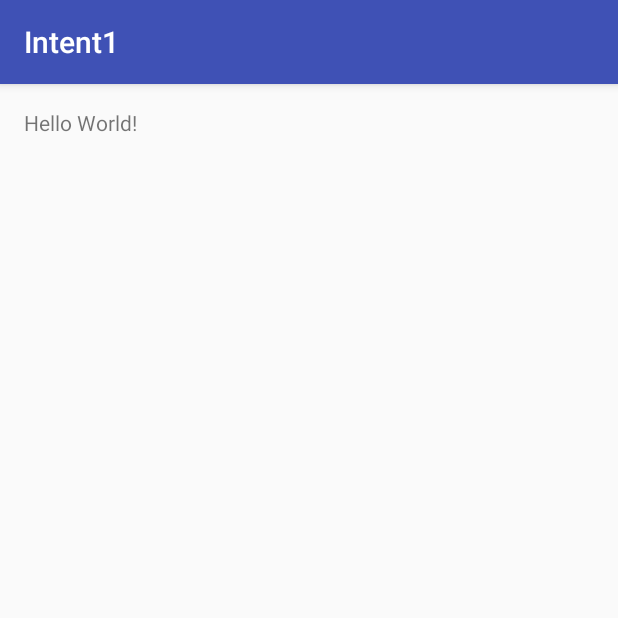
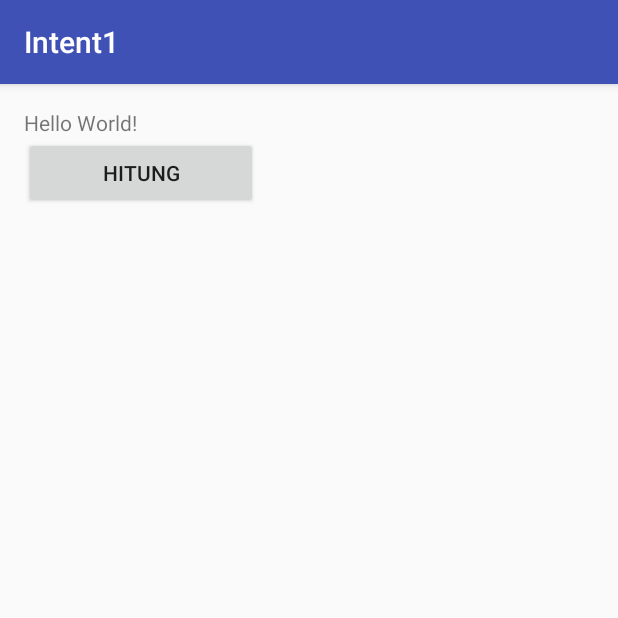
Before and after one commit to Dheaayuang/Intent1-1, an Android app: the screen it shows after launch (MainActivity), on a phone screen of 412 x 824 dp, the top half of it. Run offline under Robolectric (Android 15) with nearby library versions, the phone set to English and light mode, and no system bars.

Commit message:
startActivity Part 1

```diff
--- a/app/src/main/AndroidManifest.xml
+++ b/app/src/main/AndroidManifest.xml
@@ -15,6 +15,7 @@
                 <category android:name="android.intent.category.LAUNCHER" />
             </intent-filter>
         </activity>
+        <activity android:name=".HasilActivity"></activity>
     </application>
 
 </manifest>
--- a/app/src/main/java/id/sch/smktelkom_mlg/learn/intent1/MainActivity.java
+++ b/app/src/main/java/id/sch/smktelkom_mlg/learn/intent1/MainActivity.java
@@ -1,13 +1,23 @@
 package id.sch.smktelkom_mlg.learn.intent1;
 
+import android.content.Intent;
 import android.os.Bundle;
 import android.support.v7.app.AppCompatActivity;
+import android.view.View;
 
 public class MainActivity extends AppCompatActivity {
 
     @Override
     protected void onCreate(Bundle savedInstanceState) {
+
         super.onCreate(savedInstanceState);
         setContentView(R.layout.activity_main);
+
+        findViewById(R.id.buttonHitung).setOnClickListener(new View.OnClickListener() {
+            @Override
+            public void onClick(View v) {
+                startActivity(new Intent(MainActivity.this, HasilActivity.class));
+            }
+        });
     }
 }
--- a/app/src/main/res/layout/activity_main.xml
+++ b/app/src/main/res/layout/activity_main.xml
@@ -4,6 +4,7 @@
     android:id="@+id/activity_main"
     android:layout_width="match_parent"
     android:layout_height="match_parent"
+    android:orientation="vertical"
     android:paddingBottom="@dimen/activity_vertical_margin"
     android:paddingLeft="@dimen/activity_horizontal_margin"
     android:paddingRight="@dimen/activity_horizontal_margin"
@@ -14,4 +15,11 @@
         android:layout_width="wrap_content"
         android:layout_height="wrap_content"
         android:text="Hello World!" />
+
+    <Button
+        android:id="@+id/buttonHitung"
+        android:layout_width="156dp"
+        android:layout_height="wrap_content"
+        android:text="Hitung" />
+
 </LinearLayout>
```
Also changed, not shown: app/src/main/java/id/sch/smktelkom_mlg/learn/intent1/HasilActivity.java (added, +13 -0 lines), app/src/main/res/layout/activity_hasil.xml (added, +13 -0 lines).
